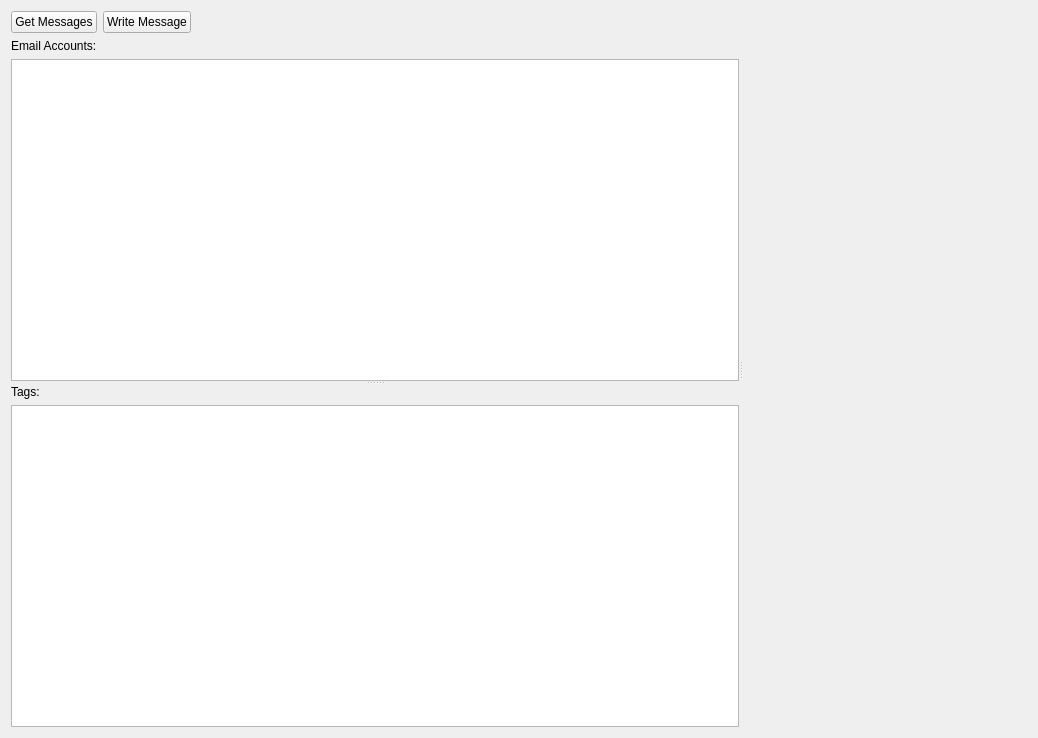
Above: src/modules/windows/email/EmailContentsWidget.ui from honza-c/otter-browser before the change. Below: the same form after it.
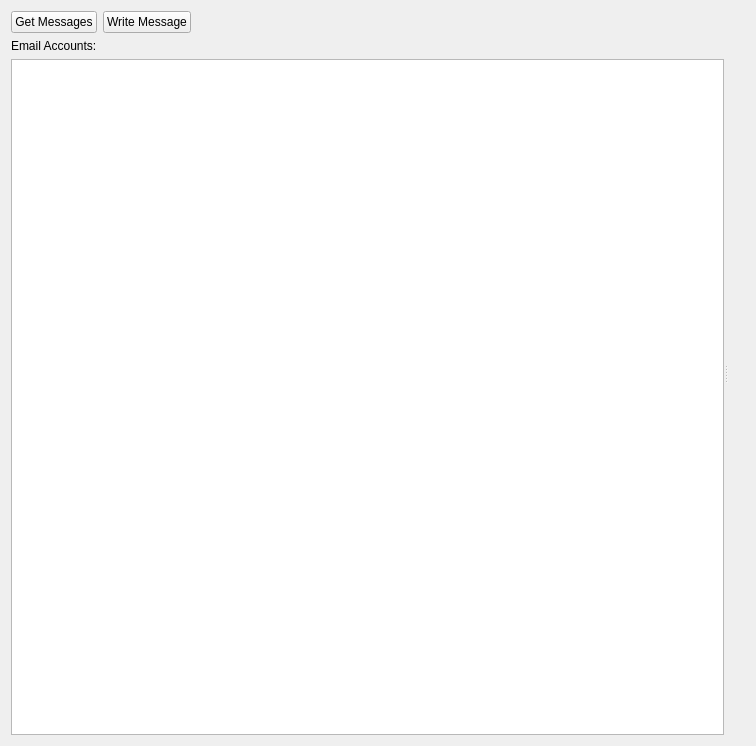
That is the form after the change. Custom widgets are drawn as their Qt base class.

Commit message: Widget for writing emails implemented into EmailContentsWidget

What changed in the file:
```diff
--- a/src/modules/windows/email/EmailContentsWidget.ui
+++ b/src/modules/windows/email/EmailContentsWidget.ui
@@ -6,8 +6,8 @@
    <rect>
     <x>0</x>
     <y>0</y>
-    <width>1038</width>
-    <height>738</height>
+    <width>756</width>
+    <height>746</height>
    </rect>
   </property>
   <property name="windowTitle">
@@ -25,7 +25,7 @@
      <property name="orientation">
       <enum>Qt::Horizontal</enum>
      </property>
-     <widget class="QWidget" name="">
+     <widget class="QWidget" name="emailSidebarWidget" native="true">
       <layout class="QVBoxLayout" name="verticalLayout">
        <item>
         <layout class="QHBoxLayout" name="emailSidebarButtonsLayout">
@@ -59,18 +59,7 @@
         </layout>
        </item>
        <item>
-        <widget class="QSplitter" name="inboxFolderTreeAndTagsSplitter">
-         <property name="frameShadow">
-          <enum>QFrame::Plain</enum>
-         </property>
-         <property name="orientation">
-          <enum>Qt::Vertical</enum>
-         </property>
-         <property name="handleWidth">
-          <number>4</number>
-         </property>
-         <widget class="QWidget" name="layoutWidget">
-          <layout class="QVBoxLayout" name="tagsVerticalLayout">
+        <layout class="QVBoxLayout" name="inboxFolderTreeVerticalLayout">
            <item>
             <widget class="QLabel" name="emailAccountsLabel">
              <property name="text">
@@ -86,26 +75,39 @@
             </widget>
            </item>
           </layout>
-         </widget>
-         <widget class="QWidget" name="layoutWidget">
-          <layout class="QVBoxLayout" name="inboxFolderTreeVerticalLayout">
+       </item>
+      </layout>
+     </widget>
+     <widget class="QWidget" name="emailTabWidget" native="true">
+      <property name="sizePolicy">
+       <sizepolicy hsizetype="Expanding" vsizetype="Expanding">
+        <horstretch>0</horstretch>
+        <verstretch>0</verstretch>
+       </sizepolicy>
+      </property>
+      <layout class="QHBoxLayout" name="emailTabContentLayout">
            <item>
-            <widget class="QLabel" name="tagsLabel">
-             <property name="text">
-              <string>Tags:</string>
+        <widget class="Otter::EmailContentReaderWidget" name="emailContentReaderWidget" native="true">
+         <property name="sizePolicy">
+          <sizepolicy hsizetype="Expanding" vsizetype="Expanding">
+           <horstretch>0</horstretch>
+           <verstretch>0</verstretch>
+          </sizepolicy>
              </property>
             </widget>
            </item>
            <item>
-            <widget class="QListView" name="tagsListView"/>
-           </item>
-          </layout>
-         </widget>
-        </widget>
+        <widget class="Otter::WriteEmailMessageWidget" name="writeEmailWidget" native="true">
+         <property name="sizePolicy">
+          <sizepolicy hsizetype="Expanding" vsizetype="Expanding">
+           <horstretch>0</horstretch>
+           <verstretch>0</verstretch>
+          </sizepolicy>
+         </property>
+        </widget>
        </item>
       </layout>
      </widget>
-     <widget class="Otter::EmailContentReaderWidget" name="emailContentReaderWidget" native="true"/>
     </widget>
    </item>
   </layout>
@@ -122,6 +124,12 @@
    <extends>QTreeView</extends>
    <header>src/ui/ItemViewWidget.h</header>
   </customwidget>
+  <customwidget>
+   <class>Otter::WriteEmailMessageWidget</class>
+   <extends>QWidget</extends>
+   <header>src/modules/windows/email/WriteEmailMessageWidget.h</header>
+   <container>1</container>
+  </customwidget>
  </customwidgets>
  <resources/>
  <connections/>
```
Lines whose indentation alone changed are shown as unchanged. The commit also changes 6 other files.
